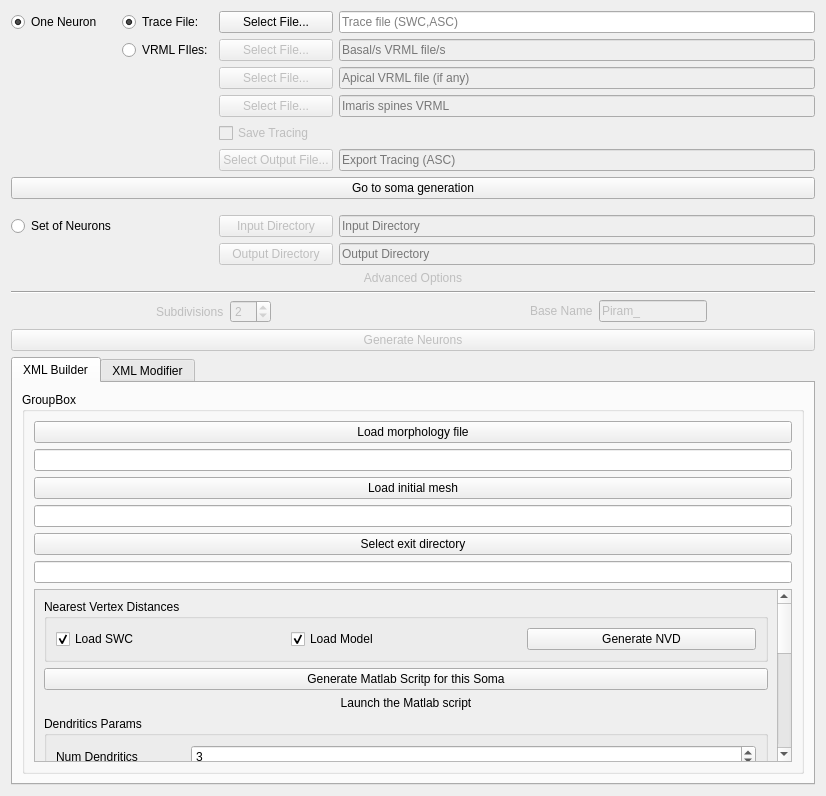
vg-lab/Neuronize, file Neuronize/SomaCreatorWidget.ui: the form before one commit.
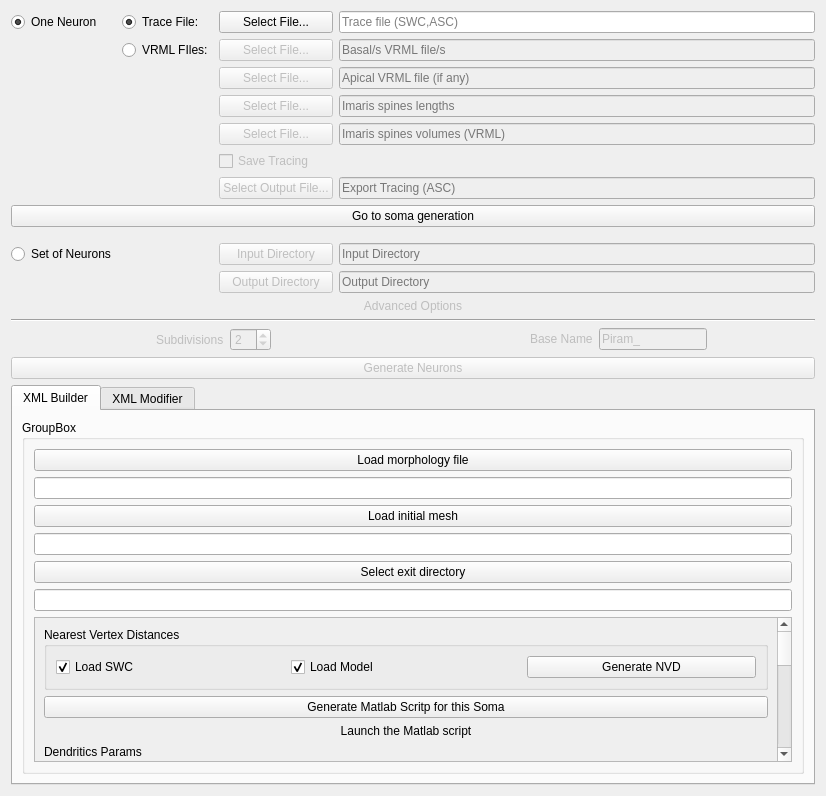
The form after the commit.

Commit message: Added the ability to read the spines of an Imaris length file. And place these on the trace

```diff
--- a/Neuronize/SomaCreatorWidget.ui
+++ b/Neuronize/SomaCreatorWidget.ui
@@ -29,7 +29,7 @@
        </attribute>
       </widget>
      </item>
-     <item row="6" column="2">
+     <item row="7" column="2">
       <widget class="QPushButton" name="ascButton">
        <property name="enabled">
         <bool>false</bool>
@@ -94,7 +94,7 @@
        </property>
       </widget>
      </item>
-     <item row="6" column="3">
+     <item row="7" column="3">
       <widget class="QLineEdit" name="ascPath">
        <property name="enabled">
         <bool>false</bool>
@@ -114,7 +114,7 @@
        </property>
       </widget>
      </item>
-     <item row="5" column="2">
+     <item row="6" column="2">
       <widget class="QCheckBox" name="saveCheckBox">
        <property name="enabled">
         <bool>false</bool>
@@ -157,14 +157,14 @@
        </attribute>
       </widget>
      </item>
-     <item row="7" column="0" colspan="4">
+     <item row="8" column="0" colspan="4">
       <widget class="QPushButton" name="pushButton_GoToSomaDeformer">
        <property name="text">
         <string>Go to soma generation</string>
        </property>
       </widget>
      </item>
-     <item row="9" column="0">
+     <item row="10" column="0">
       <widget class="QRadioButton" name="setNeuronsRadio">
        <property name="text">
         <string>Set of Neurons</string>
@@ -174,7 +174,7 @@
        </attribute>
       </widget>
      </item>
-     <item row="9" column="2">
+     <item row="10" column="2">
       <widget class="QPushButton" name="inputDirectoryButton">
        <property name="enabled">
         <bool>false</bool>
@@ -184,7 +184,7 @@
        </property>
       </widget>
      </item>
-     <item row="9" column="3">
+     <item row="10" column="3">
       <widget class="QLineEdit" name="inputDirectoryPath">
        <property name="enabled">
         <bool>false</bool>
@@ -194,7 +194,7 @@
        </property>
       </widget>
      </item>
-     <item row="10" column="2">
+     <item row="11" column="2">
       <widget class="QPushButton" name="outputDirectoryButton">
        <property name="enabled">
         <bool>false</bool>
@@ -204,7 +204,7 @@
        </property>
       </widget>
      </item>
-     <item row="10" column="3">
+     <item row="11" column="3">
       <widget class="QLineEdit" name="outputDirectoryPath">
        <property name="enabled">
         <bool>false</bool>
@@ -214,7 +214,7 @@
        </property>
       </widget>
      </item>
-     <item row="8" column="0">
+     <item row="9" column="0">
       <layout class="QHBoxLayout" name="horizontalLayout_3">
        <property name="leftMargin">
         <number>0</number>
@@ -224,7 +224,7 @@
        </property>
       </layout>
      </item>
-     <item row="4" column="2">
+     <item row="5" column="2">
       <widget class="QPushButton" name="imarisPathButton">
        <property name="enabled">
         <bool>false</bool>
@@ -234,13 +234,33 @@
        </property>
       </widget>
      </item>
-     <item row="4" column="3">
+     <item row="5" column="3">
       <widget class="QLineEdit" name="imarisPath">
        <property name="enabled">
         <bool>false</bool>
        </property>
        <property name="placeholderText">
-        <string>Imaris spines VRML</string>
+        <string>Imaris spines volumes (VRML)</string>
+       </property>
+      </widget>
+     </item>
+     <item row="4" column="2">
+      <widget class="QPushButton" name="longsButton">
+       <property name="enabled">
+        <bool>false</bool>
+       </property>
+       <property name="text">
+        <string>Select File...</string>
+       </property>
+      </widget>
+     </item>
+     <item row="4" column="3">
+      <widget class="QLineEdit" name="longsPath">
+       <property name="enabled">
+        <bool>false</bool>
+       </property>
+       <property name="placeholderText">
+        <string>Imaris spines lengths</string>
        </property>
       </widget>
      </item>
```
The commit also changes 4 other files.
